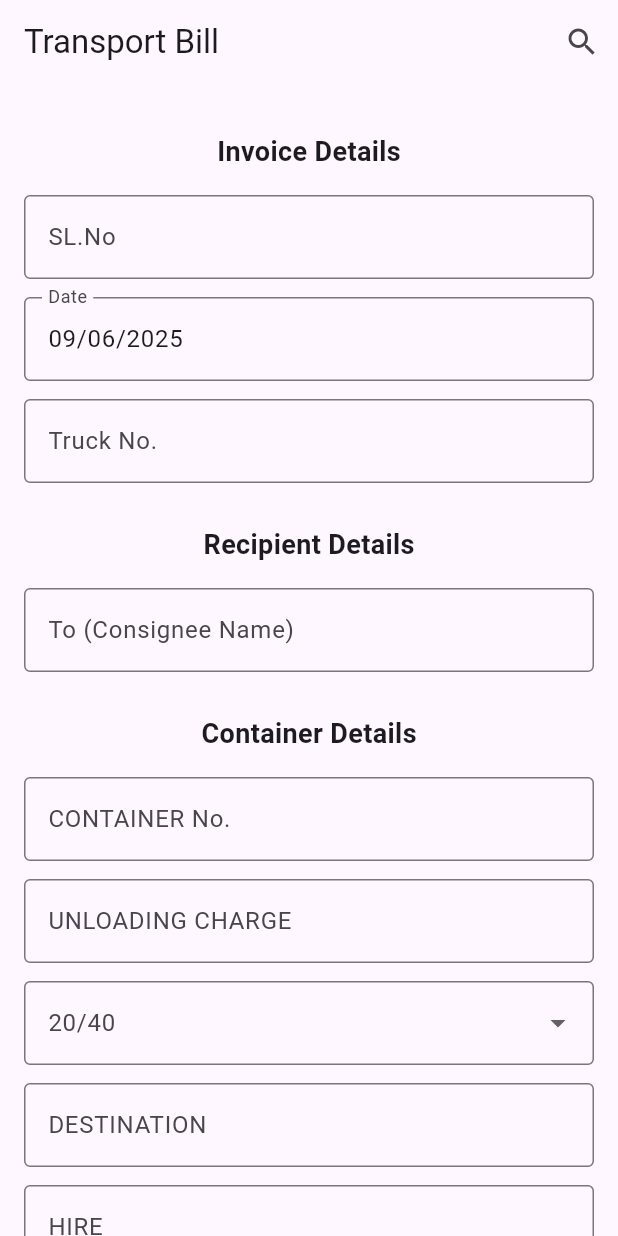
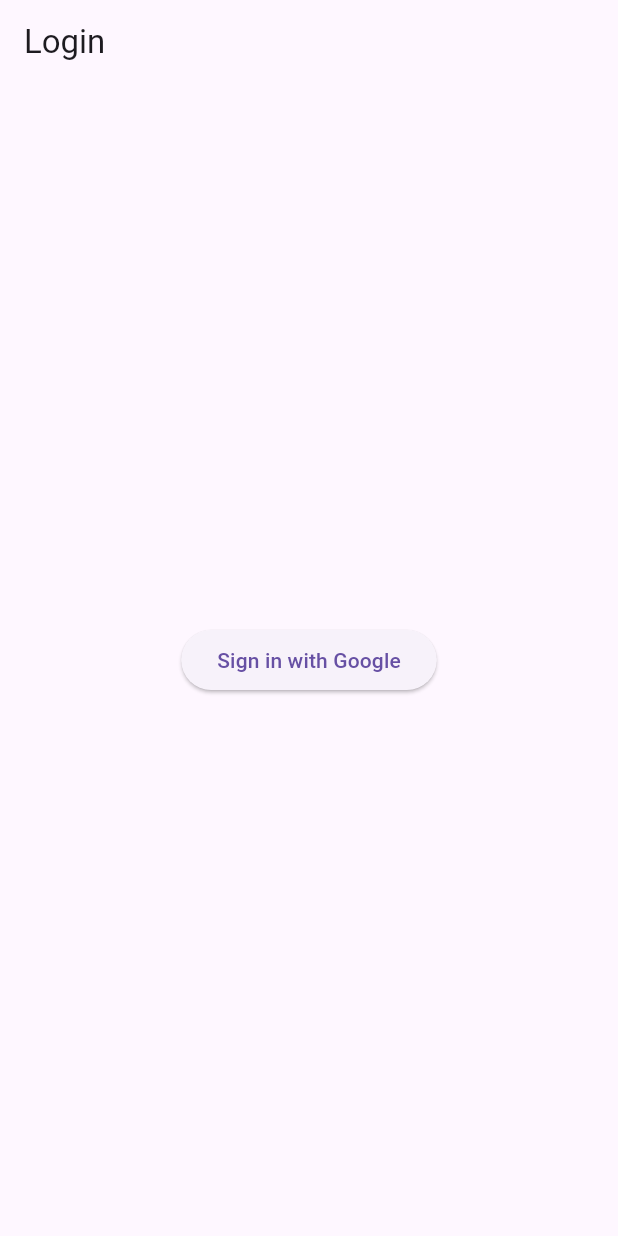
Before and after one commit to AaditAntony/expand, a Flutter app: the screen it shows after launch, on a phone screen of 412 x 824 dp. Run offline on Flutter 3.47's test engine with Material 3 defaults, Android fonts, the phone set to English and light mode, and no system bars; our stand-ins replace cloud_firestore, firebase_auth, firebase_core, firebase_storage, google_sign_in, pdf and 2 more; accounts and stored records are empty.

Commit message:
dought section

```diff
--- a/lib/main.dart
+++ b/lib/main.dart
@@ -1,6 +1,7 @@
 import 'package:flutter/material.dart';
 import 'package:intl/intl.dart';
 import 'package:firebase_core/firebase_core.dart';
+import 'package:firebase_auth/firebase_auth.dart';
 import 'pdf_generator.dart';
 import 'preview_screen.dart';
 import 'search_screen.dart';
@@ -21,12 +22,65 @@ class MyApp extends StatelessWidget {
       title: 'Transport Bill',
       theme: ThemeData(primarySwatch: Colors.blue),
       debugShowCheckedModeBanner: false,
-      home: const TransportBillForm(),
-      routes: {'/search': (context) => const SearchScreen()},
+      home: const AuthWrapper(),
+      routes: {
+        '/search': (context) => const SearchScreen(),
+        '/home': (context) => const TransportBillForm(),
+      },
     );
   }
 }
 
+class AuthWrapper extends StatelessWidget {
+  const AuthWrapper({super.key});
+
+  @override
+  Widget build(BuildContext context) {
+    return StreamBuilder<User?>(
+      stream: FirebaseAuth.instance.authStateChanges(),
+      builder: (context, snapshot) {
+        if (snapshot.connectionState == ConnectionState.active) {
+          final user = snapshot.data;
+          if (user != null) {
+            return const TransportBillForm();
+          }
+          return const LoginScreen();
+        }
+        return const Scaffold(body: Center(child: CircularProgressIndicator()));
+      },
+    );
+  }
+}
+
+class LoginScreen extends StatelessWidget {
+  const LoginScreen({super.key});
+
+  @override
+  Widget build(BuildContext context) {
+    final firebaseService = FirebaseService();
+
+    return Scaffold(
+      appBar: AppBar(title: const Text('Login')),
+      body: Center(
+        child: ElevatedButton(
+          onPressed: () async {
+            try {
+              await firebaseService.signInWithGoogle();
+              Navigator.pushReplacementNamed(context, '/home');
+            } catch (e) {
+              ScaffoldMessenger.of(
+                context,
+              ).showSnackBar(SnackBar(content: Text('Login failed: $e')));
+            }
+          },
+          child: const Text('Sign in with Google'),
+        ),
+      ),
+    );
+  }
+}
+
+// Rest of your TransportBillForm code remains the same...
 class TransportBillForm extends StatefulWidget {
   const TransportBillForm({super.key});
 
```
Also changed, not shown: lib/firebase_service.dart (+56 -4 lines), lib/search_screen.dart (+21 -5 lines).
